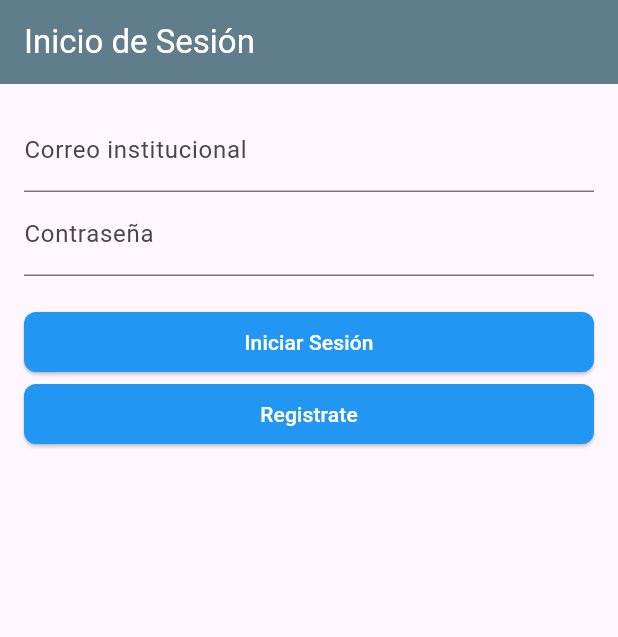
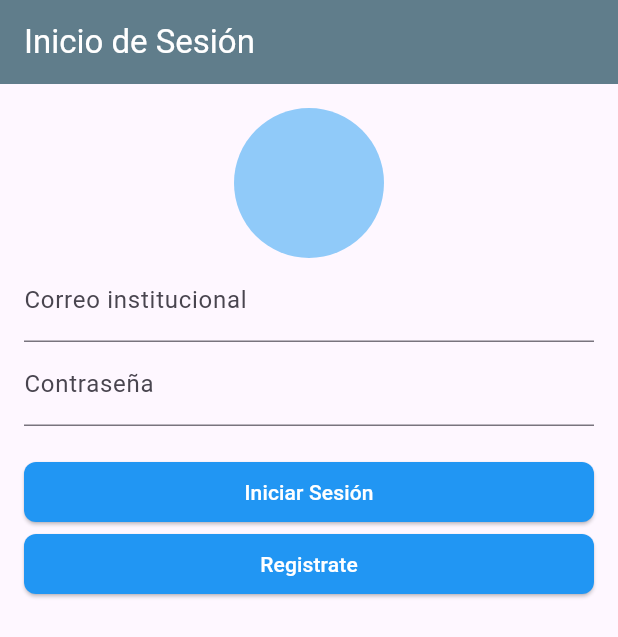
Before and after one commit to Sluu05/LenguajesDeProgramacion3, a Flutter app: the screen it shows after launch, on a phone screen of 412 x 824 dp. Shown: the top 637 px of the screen. Run offline on Flutter 3.47's test engine with Material 3 defaults, Android fonts, the phone set to English and light mode, and no system bars.

Commit message:
agregando un avatar pero no logre poner la foto :(

```diff
--- a/lib/login.dart
+++ b/lib/login.dart
@@ -41,6 +41,13 @@ class _LoginScreenState extends State<LoginScreen> {
           child: Column(
             crossAxisAlignment: CrossAxisAlignment.stretch,
             children: <Widget>[
+                  Center(
+                    child: CircleAvatar(
+                      radius: 50,
+                      backgroundColor: Colors.blue[200],
+                     // backgroundImage: AssetImage('assets/images/proyecto.png'),
+                    ),
+                  ),
                     TextFormField(
                       controller: _emailController,
                       decoration: InputDecoration(labelText: 'Correo institucional'),
--- a/pubspec.yaml
+++ b/pubspec.yaml
@@ -60,7 +60,7 @@ flutter:
 
   # To add assets to your application, add an assets section, like this:
     #assets:
-    #- assets/images/proyecto.png
+     # - assets/images/proyecto.png
 
   # An image asset can refer to one or more resolution-specific "variants", see
   # https://flutter.dev/assets-and-images/#resolution-aware
```
